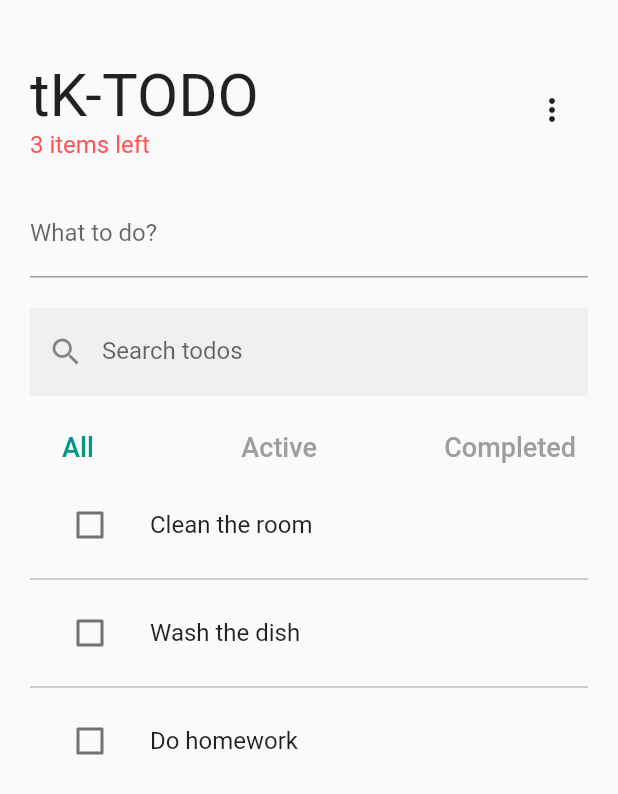
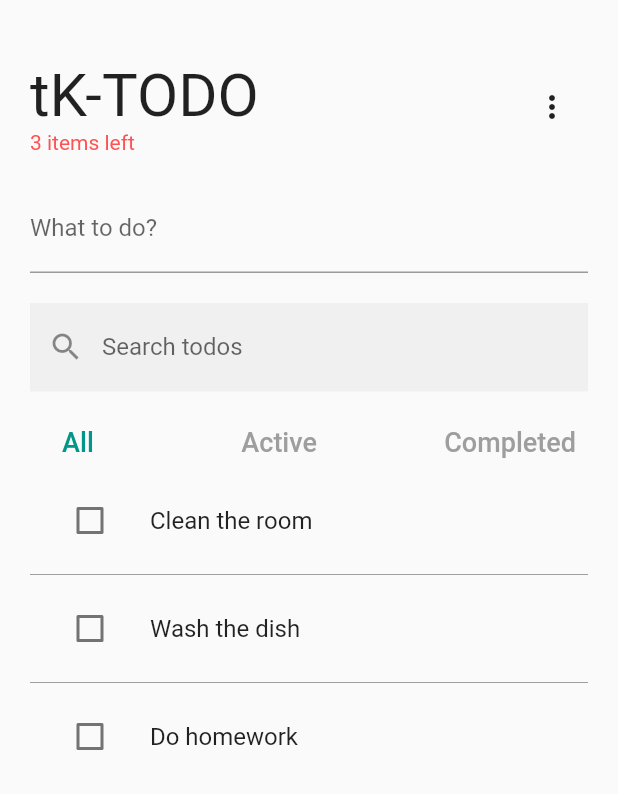
Before and after one commit to Kumail-Raza-Bangash/k-todo, a Flutter app: the screen it shows after launch, on a phone screen of 412 x 824 dp. Shown: the top 794 px of the screen. Run offline on Flutter 3.47's test engine with Material 2 defaults, Android fonts, the phone set to English and light mode, and no system bars; our stand-ins replace equatable.

Commit message:
Update-3

```diff
--- a/lib/main.dart
+++ b/lib/main.dart
@@ -51,7 +51,7 @@ class MyApp extends StatelessWidget {
         ),
       ],
       child: MaterialApp(
-        title: 'tK-TODO',
+        title: ' tK-TODO ',
         debugShowCheckedModeBanner: false,
         theme: ThemeData(
           primarySwatch: Colors.teal,
--- a/lib/pages/todos_page.dart
+++ b/lib/pages/todos_page.dart
@@ -105,7 +105,7 @@ Widget build(BuildContext context) {
           Text(
             '${context.watch<ActiveTodoCount>().state.activeTodoCount} items left',
             style: TextStyle(
-              fontSize: 16.0,
+              fontSize: 14.0,
               color: Colors.redAccent,
             ),
           ),
```
